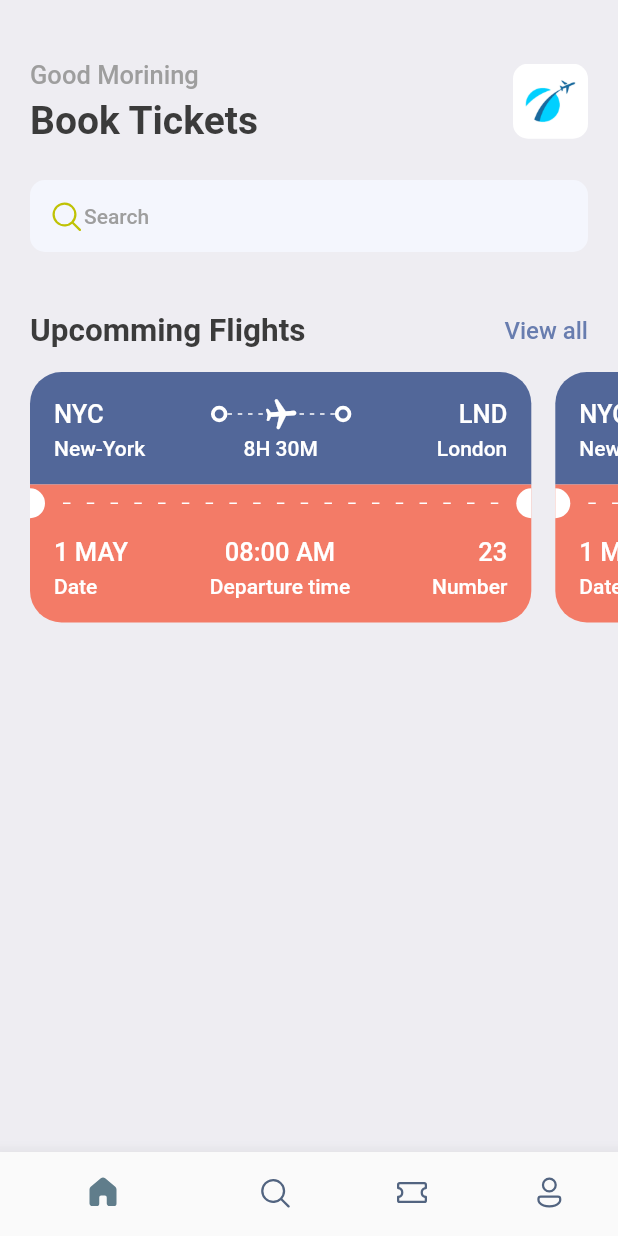
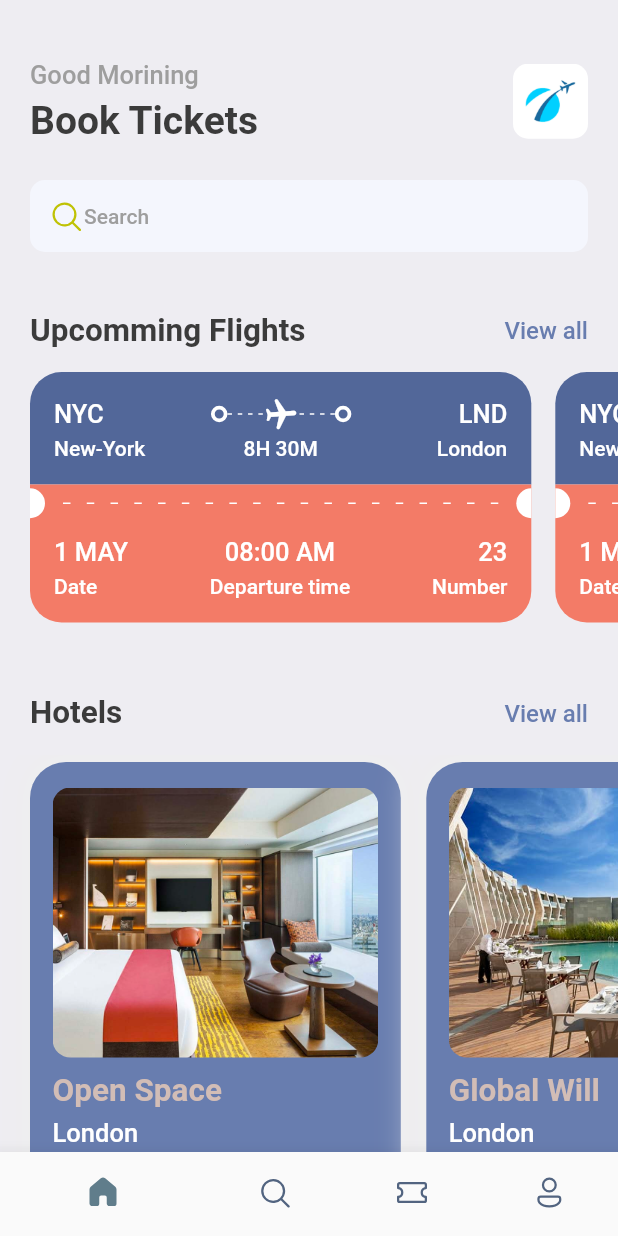
Before and after one commit to abdulawalarif/ticket_booking_application, a Flutter app: the screen it shows after launch, on a phone screen of 412 x 824 dp. Run offline on Flutter 3.47's test engine with Material 2 defaults, Android fonts, the phone set to English and light mode, and no system bars; our stand-ins replace fluentui_icons, gap.

Commit message:
hotels Screen is configured

```diff
--- a/TODO.txt
+++ b/TODO.txt
@@ -1,3 +1,3 @@
 TODO URL = https://www.youtube.com/watch?v=71AsYo2q_0Y&t=2564s
 
-TODO             2:24:35 / 6:44:19
+TODO            2:43:56 / 6:44:19
--- a/lib/screens/home_screen.dart
+++ b/lib/screens/home_screen.dart
@@ -2,7 +2,9 @@
 import 'package:flutter/cupertino.dart';
 import 'package:flutter/material.dart';
 import 'package:gap/gap.dart';
+import 'package:ticket_booking_application/utils/app_info_list.dart';
 import '../utils/app_style.dart';
+import 'hotel_screen.dart';
 import 'ticket_view.dart';
 
 class HomeScreen extends StatefulWidget {
@@ -108,6 +110,38 @@
                 TicketView(),
               ],
             ),
+          ),
+          const Gap(15),
+          Container(
+            padding: const EdgeInsets.symmetric(horizontal: 20),
+            child: Row(
+              mainAxisAlignment: MainAxisAlignment.spaceBetween,
+              children: [
+                Text(
+                  "Hotels",
+                  style: Styles.headLineStyle2,
+                ),
+                InkWell(
+                  onTap: () {
+                    print("Tapped View all");
+                  },
+                  child: Text(
+                    "View all",
+                    style:
+                        Styles.textStyle.copyWith(color: Styles.primaryColor),
+                  ),
+                )
+              ],
+            ),
+          ),
+          const Gap(15),
+          // Hotels Screen
+          SingleChildScrollView(
+            scrollDirection: Axis.horizontal,
+            padding: const EdgeInsets.only(left: 20),
+            child: Row(
+              children: hotelList.map((e) => HotelScreen(hotel: e)).toList(),
+            ),
           )
         ],
       ),
--- /dev/null
+++ b/lib/screens/hotel_screen.dart
@@ -0,0 +1,62 @@
+import 'package:flutter/material.dart';
+import 'package:gap/gap.dart';
+import 'package:ticket_booking_application/utils/app_layout.dart';
+
+import '../utils/app_style.dart';
+
+class HotelScreen extends StatelessWidget {
+  final Map<String, dynamic> hotel;
+  const HotelScreen({Key? key, required this.hotel}) : super(key: key);
+
+  @override
+  Widget build(BuildContext context) {
+    final size = AppLayout.getSize(context);
+
+    return Container(
+      width: size.width * .6,
+      height: 350,
+      padding: const EdgeInsets.symmetric(horizontal: 15, vertical: 17),
+      margin: const EdgeInsets.only(right: 17, top: 5),
+      decoration: BoxDecoration(
+          color: Styles.primaryColor,
+          borderRadius: BorderRadius.circular(24),
+          boxShadow: [
+            BoxShadow(
+              color: Colors.grey.shade200,
+              blurRadius: 20,
+              spreadRadius: 5,
+            )
+          ]),
+      child: Column(
+        crossAxisAlignment: CrossAxisAlignment.start,
+        children: [
+          Container(
+            height: 180,
+            decoration: BoxDecoration(
+                borderRadius: BorderRadius.circular(12),
+                color: Styles.primaryColor,
+                image: DecorationImage(
+                    fit: BoxFit.cover,
+                    image: AssetImage('assets/images/${hotel['image']}'))),
+          ),
+          const Gap(10),
+          Text(
+            hotel['place'],
+            style: Styles.headLineStyle2.copyWith(color: Styles.kakiColor),
+          ),
+          const Gap(5),
+          Text(
+            hotel['destination'],
+            style: Styles.headLineStyle3.copyWith(color: Colors.white),
+          ),
+          const Gap(8),
+          //price
+          Text(
+            "\$${hotel['price']}/night",
+            style: Styles.headLineStyle1.copyWith(color: Styles.kakiColor),
+          )
+        ],
+      ),
+    );
+  }
+}
--- /dev/null
+++ b/lib/utils/app_info_list.dart
@@ -0,0 +1,26 @@
+List<Map<String, dynamic>> hotelList = [
+  {
+    'image': 'one.png',
+    'place': 'Open Space',
+    'destination': 'London',
+    'price': 25
+  },
+  {
+    'image': 'two.png',
+    'place': 'Global Will',
+    'destination': 'London',
+    'price': 40
+  },
+  {
+    'image': 'three.png',
+    'place': 'Tallest Building',
+    'destination': 'London',
+    'price': 68
+  },
+  {
+    'image': 'sit.jpg',
+    'place': 'In Air',
+    'destination': 'Sky',
+    'price': 608,
+  }
+];
--- a/lib/utils/app_style.dart
+++ b/lib/utils/app_style.dart
@@ -7,6 +7,7 @@
   static Color textColor = const Color(0xFF3b3b3b);
   static Color bgColor = const Color(0xFFeeedf2);
   static Color orangeColor = const Color(0xFFF37B67);
+  static Color kakiColor = const Color(0xFFd2bdb6);
   static TextStyle textStyle =
       TextStyle(fontSize: 16, color: textColor, fontWeight: FontWeight.w500);
   static TextStyle headLineStyle1 =
```
